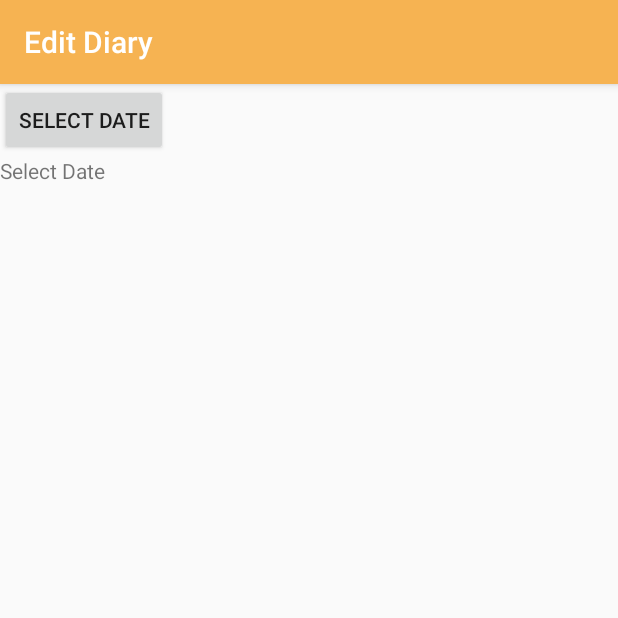
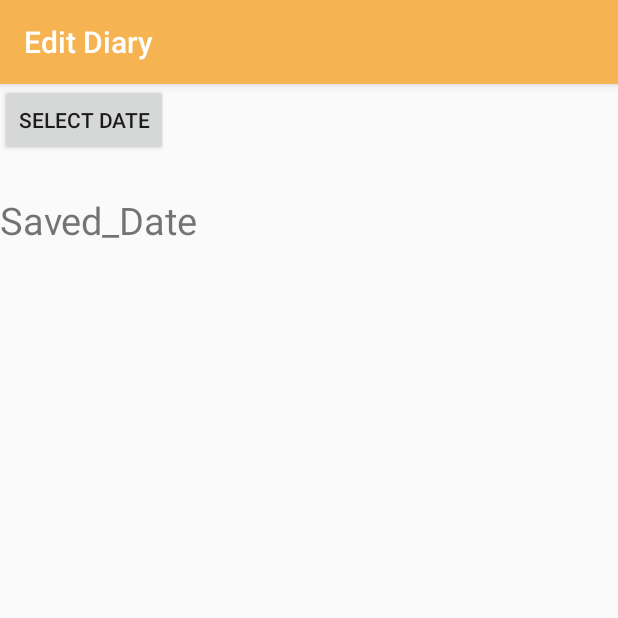
Before and after one commit to davidmorrison1981/AndroidProject, an Android app: the screen it shows after launch (EditDiary), in the options menu, after a tap on "Edit Diary", on a phone screen of 412 x 824 dp, the top half of it. Run offline under Robolectric (Android 15) with nearby library versions, the phone set to English and light mode, and no system bars.

Commit message:
date stuff

```diff
--- a/app/src/main/java/com/example/user/myfatnessbully/EditDiary.java
+++ b/app/src/main/java/com/example/user/myfatnessbully/EditDiary.java
@@ -7,6 +7,8 @@ import android.os.Bundle;
 import android.support.v7.app.AppCompatActivity;
 import android.view.View;
 import android.widget.DatePicker;
+import android.widget.TextView;
+
 import java.util.Calendar;
 
 /**
@@ -14,7 +16,10 @@ import java.util.Calendar;
 // */
 public class EditDiary extends AppCompatActivity {
 
+
+
     public static class DatePickerFragment extends DialogFragment implements DatePickerDialog.OnDateSetListener {
+        TextView mDateEdit;
 
         @Override
         public Dialog onCreateDialog(Bundle savedInstanceState) {
@@ -30,10 +35,12 @@ public class EditDiary extends AppCompatActivity {
 
         @Override
         public void onDateSet(DatePicker datePicker, int year, int month, int day){
-
+            mDateEdit.setText(day + "/" + (month + 1) + "/" + year);
 
         }
+
     }
+
 
     @Override
     protected void onCreate(Bundle savedInstanceState) {
@@ -44,6 +51,7 @@ public class EditDiary extends AppCompatActivity {
     public void showDatePickerDialog(View v) {
         DialogFragment newFragment = new DatePickerFragment();
         newFragment.show(this.getFragmentManager(), "datePicker");
+
     }
 
 
--- a/app/src/main/res/layout/diary_edit.xml
+++ b/app/src/main/res/layout/diary_edit.xml
@@ -11,8 +11,14 @@
         android:onClick="showDatePickerDialog" />
 
     <TextView
+        android:id="@+id/saved_date"
         android:layout_width="wrap_content"
         android:layout_height="wrap_content"
-        android:text="@string/pick_date"/>
+        android:layout_marginTop="25dp"
+        android:textSize="25dp"
+        android:text="@string/saved_date"
+        android:paddingLefta="125dp" />
+
+
 
 </LinearLayout>
--- a/app/src/main/res/values/strings.xml
+++ b/app/src/main/res/values/strings.xml
@@ -2,10 +2,11 @@
     <string name="app_name">Androids Dont Eat Carbs</string>
     <string name="action_settings">Summary Page</string>
     <string name="goals">Set Goals</string>
-    <string name="diary_main">Home </string>
+    <string name="diary_main">Main Menu </string>
     <string name="edit_diary">Edit Diary</string>
     <string name="username">username</string>
     <string name="saveUsername"> Save</string>
     <string name="saved_text">saved_text</string>
     <string name="pick_date">Select Date</string>
+    <string name="saved_date">Saved_Date</string>
 </resources>
```
